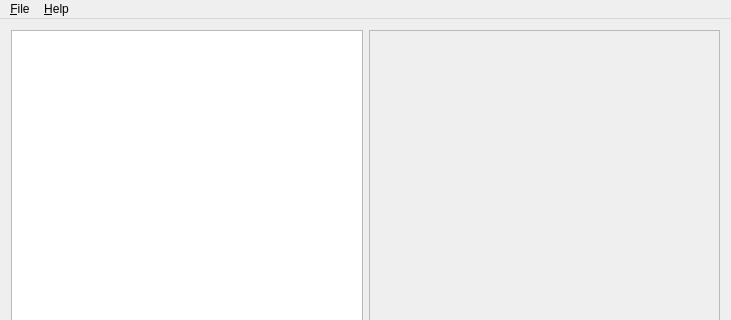
mmaulwurff/Optiom, file Mainwindow.ui: the form before one commit; both pictures show x 0 to 731 and y 0 to 320 of the 731 by 490 pixel window.
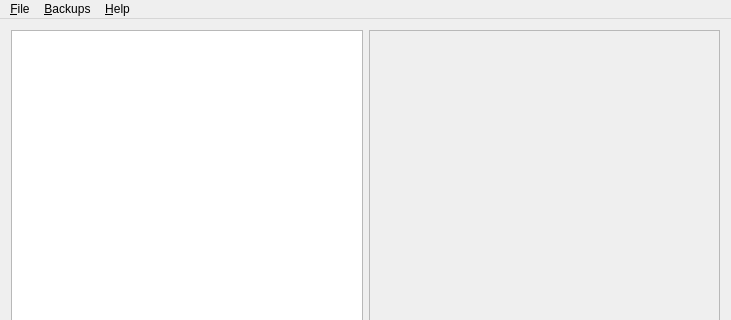
The form after the commit.

Commit message: add backup-restore feature

What changed in the file:
```diff
--- a/Mainwindow.ui
+++ b/Mainwindow.ui
@@ -60,7 +60,15 @@
     <addaction name="actionAbout"/>
     <addaction name="actionAbout_Qt"/>
    </widget>
+   <widget class="QMenu" name="menuBackups">
+    <property name="title">
+     <string>&amp;Backups</string>
+    </property>
+    <addaction name="action_Backup"/>
+    <addaction name="action_Restore"/>
+   </widget>
    <addaction name="menuFile"/>
+   <addaction name="menuBackups"/>
    <addaction name="menuAbout"/>
   </widget>
   <widget class="QStatusBar" name="statusBar"/>
```
Left out of the diff: 16 changed lines with no effect on the pictures. The commit also changes 3 other files.
